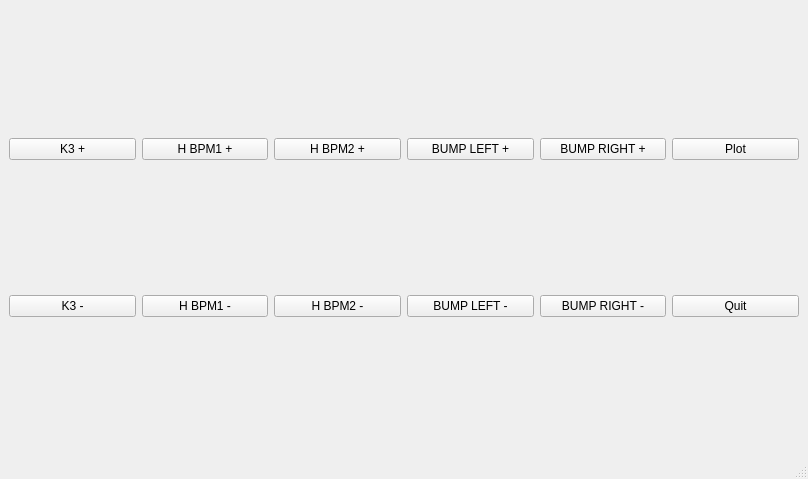
First picture: the form in i10chicgui.ui, repository DiamondLightSource/i10switching, before the edit.
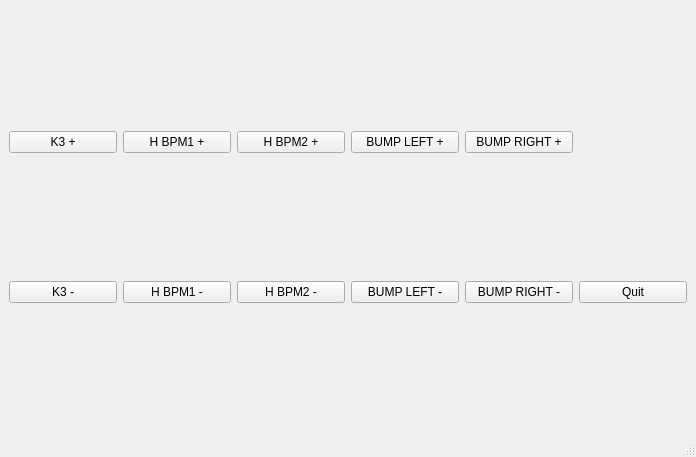
Second picture: the form after the edit.

Commit message: Shifted positions of graphs around

Patch:
```diff
--- a/i10chicgui.ui
+++ b/i10chicgui.ui
@@ -6,8 +6,8 @@
    <rect>
     <x>0</x>
     <y>0</y>
-    <width>808</width>
-    <height>479</height>
+    <width>696</width>
+    <height>457</height>
    </rect>
   </property>
   <property name="windowTitle">
@@ -53,13 +53,6 @@
       </property>
      </widget>
     </item>
-    <item row="1" column="5">
-     <widget class="QPushButton" name="plotButton">
-      <property name="text">
-       <string>Plot</string>
-      </property>
-     </widget>
-    </item>
     <item row="2" column="0">
      <widget class="QPushButton" name="kminusButton">
       <property name="text">
```
Left out of the diff: 8 changed lines with no effect on the pictures. The commit also changes 1 other file.
